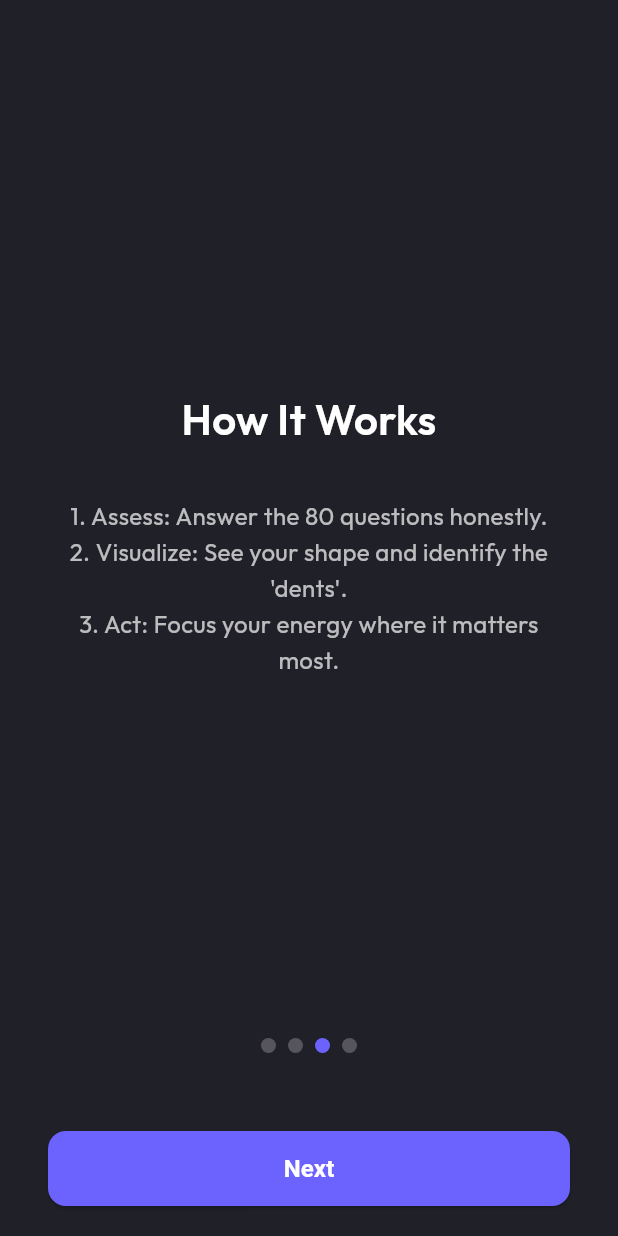
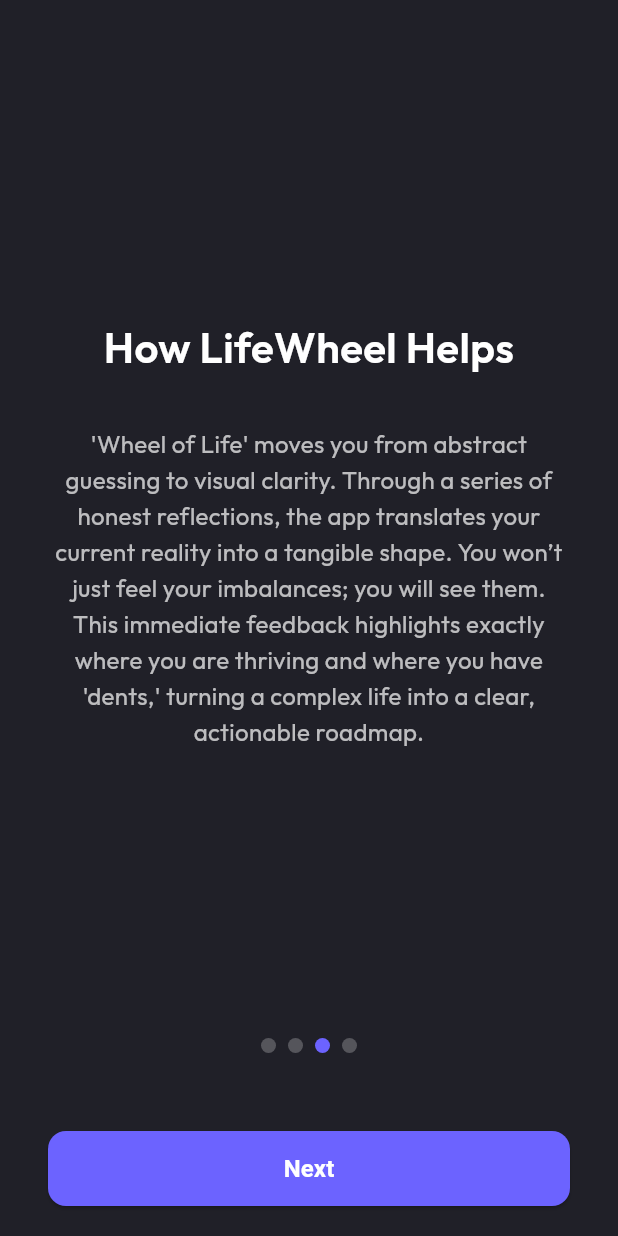
Before and after one commit to gcristianivan/wheel-of-life, a Flutter app: the screen it shows after launch, swiped to page 3, on a phone screen of 412 x 824 dp. Run offline on Flutter 3.47's test engine with Material 3 defaults, Android fonts, the phone set to English and light mode, and no system bars; our stand-ins replace fl_chart, google_fonts, hive_flutter, local_auth, shared_preferences; accounts and stored records are empty.

Commit message:
Update onboarding slides and questions data

```diff
--- a/lib/views/onboarding_view.dart
+++ b/lib/views/onboarding_view.dart
@@ -18,22 +18,22 @@
     {
       "title": "The Concept",
       "body":
-          "Life is complex. The Wheel of Life is a proven coaching tool that invites you to take a 'snapshot' of your existence, breaking it down into 8 core pillars to see how balanced you truly are.",
+          "Life is complex. We often get so caught up in the daily grind, chasing deadlines or running errands, that we lose sight of the big picture.\nThe Wheel of Life is a proven coaching tool that invites you to take a 'snapshot' of your existence. Instead of looking at your life as one big, overwhelming mix, we break it down into 8 core pillars. It helps you understand not just how you are doing, but how balanced you truly are.",
     },
     {
       "title": "The Metaphor",
       "body":
-          "Imagine your life is a wheel. If you score high in Career but low in Health, your wheel becomes jagged. Your goal isn't perfection, but to round out the wheel so your journey becomes smoother.",
+          "Imagine your life is a wheel. Each spoke represents an area like Health, Career, or Romance.\nIf you score high in Career but low in Health and Fun, your wheel becomes jagged and uneven. If you tried to drive a car with a wheel like that, the ride would be bumpy and uncomfortable. Your goal isn't necessarily to be perfect in every area, but to round out the wheel so your journey becomes smoother.",
     },
     {
-      "title": "How It Works",
+      "title": "How LifeWheel Helps",
       "body":
-          "1. Assess: Answer the 80 questions honestly.\n2. Visualize: See your shape and identify the 'dents'.\n3. Act: Focus your energy where it matters most.",
+          "'Wheel of Life' moves you from abstract guessing to visual clarity. Through a series of honest reflections, the app translates your current reality into a tangible shape. You won’t just feel your imbalances; you will see them. This immediate feedback highlights exactly where you are thriving and where you have 'dents,' turning a complex life into a clear, actionable roadmap.",
     },
     {
       "title": "The Goal",
       "body":
-          "A balanced wheel means identifying neglected areas. By improving your lowest scores, you often find that other areas of your life improve automatically.",
+          "A balanced wheel doesn't mean doing everything at once. It means identifying the neglected areas that are dragging you down. By improving your lowest scores, you often find that other areas of your life improve automatically.",
     },
   ];
 
```
